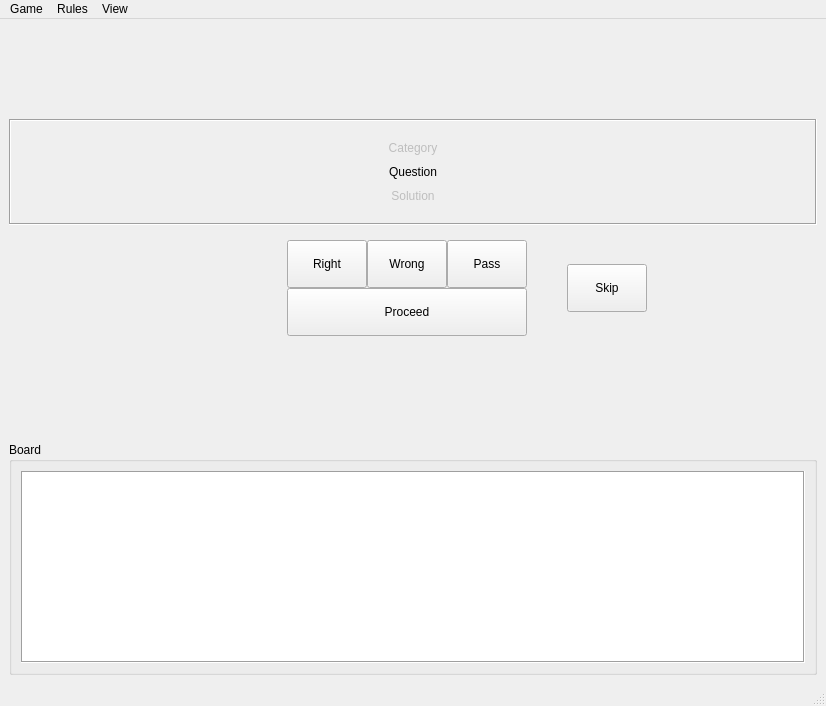
This is src/moderatorwindow.ui in mathklk/qwiz as Qt 5 draws it before an edit. The edited form follows.
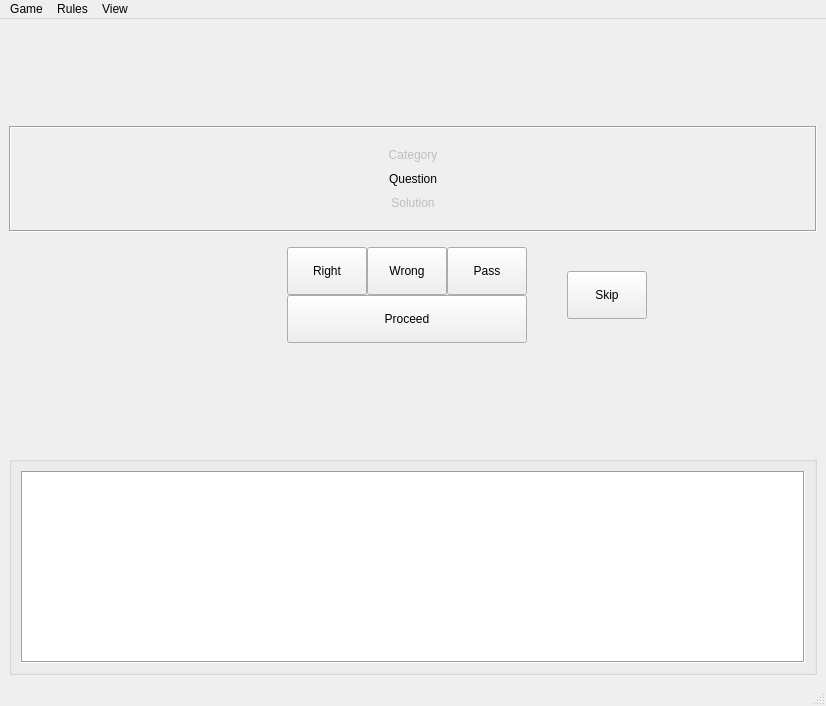
This is the edited form.

The edit to the form file:
```diff
--- a/src/moderatorwindow.ui
+++ b/src/moderatorwindow.ui
@@ -205,7 +205,7 @@
        <bool>true</bool>
       </property>
       <property name="title">
-       <string>Board</string>
+       <string/>
       </property>
       <layout class="QGridLayout" name="gridLayout_2">
        <item row="0" column="0">
```
Left out of the diff: 32 changed lines with no effect on the pictures.
